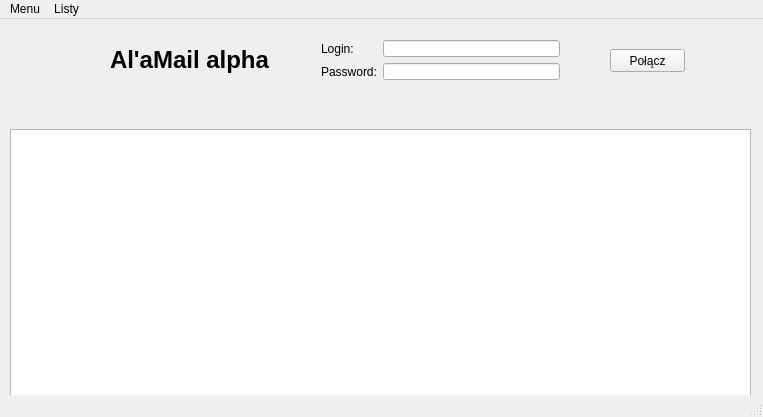
Before: the Qt Designer form mainwindow.ui in Barto-Paja/AlaMail, drawn with Qt 5.
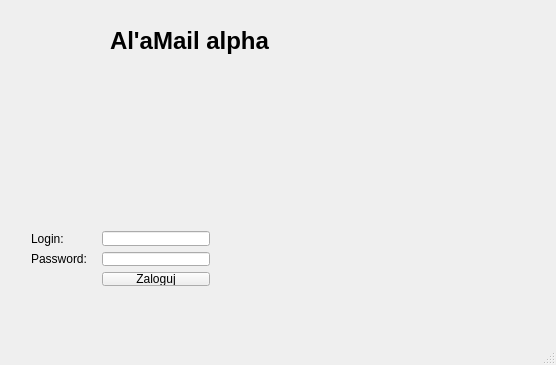
After: the same form once the commit is applied. Icons and pictures are not drawn.

```diff
--- a/mainwindow.ui
+++ b/mainwindow.ui
@@ -6,64 +6,15 @@
    <rect>
     <x>0</x>
     <y>0</y>
-    <width>763</width>
-    <height>417</height>
+    <width>556</width>
+    <height>365</height>
    </rect>
   </property>
   <property name="windowTitle">
    <string>MainWindow</string>
   </property>
   <widget class="QWidget" name="centralWidget">
-   <widget class="QPushButton" name="pushButton">
-    <property name="geometry">
-     <rect>
-      <x>610</x>
-      <y>30</y>
-      <width>75</width>
-      <height>23</height>
-     </rect>
-    </property>
-    <property name="text">
-     <string>Połącz</string>
-    </property>
-   </widget>
-   <widget class="QWidget" name="gridLayoutWidget">
-    <property name="geometry">
-     <rect>
-      <x>310</x>
-      <y>10</y>
-      <width>261</width>
-      <height>61</height>
-     </rect>
-    </property>
-    <layout class="QGridLayout" name="gridLayout">
-     <item row="2" column="1">
-      <widget class="QLineEdit" name="lineEdit_2">
-       <property name="echoMode">
-        <enum>QLineEdit::Password</enum>
-       </property>
-      </widget>
-     </item>
-     <item row="2" column="0">
-      <widget class="QLabel" name="label_2">
-       <property name="text">
-        <string>Password:</string>
-       </property>
-      </widget>
-     </item>
-     <item row="0" column="1">
-      <widget class="QLineEdit" name="lineEdit"/>
-     </item>
-     <item row="0" column="0">
-      <widget class="QLabel" name="label">
-       <property name="text">
-        <string>Login:</string>
-       </property>
-      </widget>
-     </item>
-    </layout>
-   </widget>
-   <widget class="QLabel" name="label_4">
+   <widget class="QLabel" name="icon">
     <property name="geometry">
      <rect>
       <x>10</x>
@@ -87,7 +38,7 @@
      <rect>
       <x>110</x>
       <y>20</y>
-      <width>241</width>
+      <width>181</width>
       <height>41</height>
      </rect>
     </property>
@@ -107,84 +58,61 @@
      <string>Al'aMail alpha</string>
     </property>
    </widget>
-   <widget class="QTableView" name="tableView">
+   <widget class="QWidget" name="gridLayoutWidget">
     <property name="geometry">
      <rect>
-      <x>10</x>
-      <y>110</y>
-      <width>741</width>
-      <height>271</height>
+      <x>20</x>
+      <y>220</y>
+      <width>201</width>
+      <height>77</height>
      </rect>
     </property>
+    <layout class="QGridLayout" name="gridLayout">
+     <item row="1" column="0">
+      <widget class="QLabel" name="label_2">
+       <property name="text">
+        <string>Password:</string>
+       </property>
+      </widget>
+     </item>
+     <item row="1" column="2">
+      <widget class="QLineEdit" name="lineEdit_2">
+       <property name="sizePolicy">
+        <sizepolicy hsizetype="Fixed" vsizetype="Fixed">
+         <horstretch>0</horstretch>
+         <verstretch>0</verstretch>
+        </sizepolicy>
+       </property>
+      </widget>
+     </item>
+     <item row="0" column="2">
+      <widget class="QLineEdit" name="lineEdit">
+       <property name="sizePolicy">
+        <sizepolicy hsizetype="Fixed" vsizetype="Fixed">
+         <horstretch>0</horstretch>
+         <verstretch>0</verstretch>
+        </sizepolicy>
+       </property>
+      </widget>
+     </item>
+     <item row="0" column="0">
+      <widget class="QLabel" name="label">
+       <property name="text">
+        <string>Login:</string>
+       </property>
+      </widget>
+     </item>
+     <item row="2" column="2">
+      <widget class="QPushButton" name="pushButton">
+       <property name="text">
+        <string>Zaloguj</string>
+       </property>
+      </widget>
+     </item>
+    </layout>
    </widget>
   </widget>
   <widget class="QStatusBar" name="statusBar"/>
-  <widget class="QMenuBar" name="menuBar">
-   <property name="geometry">
-    <rect>
-     <x>0</x>
-     <y>0</y>
-     <width>763</width>
-     <height>21</height>
-    </rect>
-   </property>
-   <widget class="QMenu" name="menuMenu">
-    <property name="title">
-     <string>Menu</string>
-    </property>
-   </widget>
-   <widget class="QMenu" name="menuTabele">
-    <property name="title">
-     <string>Listy</string>
-    </property>
-    <widget class="QMenu" name="menuUczniowie">
-     <property name="title">
-      <string>Uczniowie</string>
-     </property>
-     <addaction name="actionKompletna_Lista_Uczni_w"/>
-     <addaction name="actionPodgl_d_Klasy"/>
-     <addaction name="separator"/>
-     <addaction name="actionDodaj_ucznia"/>
-    </widget>
-    <widget class="QMenu" name="menuAdministracyjne">
-     <property name="title">
-      <string>Administracyjne</string>
-     </property>
-     <addaction name="actionSpis_Grup_w_Plac_wce"/>
-    </widget>
-    <addaction name="menuUczniowie"/>
-    <addaction name="actionNauczyciele"/>
-    <addaction name="separator"/>
-    <addaction name="menuAdministracyjne"/>
-   </widget>
-   <addaction name="menuMenu"/>
-   <addaction name="menuTabele"/>
-  </widget>
-  <action name="actionNauczyciele">
-   <property name="text">
-    <string>Nauczyciele</string>
-   </property>
-  </action>
-  <action name="actionKompletna_Lista_Uczni_w">
-   <property name="text">
-    <string>Kompletna Lista Uczniów</string>
-   </property>
-  </action>
-  <action name="actionSpis_Grup_w_Plac_wce">
-   <property name="text">
-    <string>Spis Grup w Placówce</string>
-   </property>
-  </action>
-  <action name="actionPodgl_d_Klasy">
-   <property name="text">
-    <string>Podgląd Klasy</string>
-   </property>
-  </action>
-  <action name="actionDodaj_ucznia">
-   <property name="text">
-    <string>Dodaj ucznia</string>
-   </property>
-  </action>
  </widget>
  <layoutdefault spacing="6" margin="11"/>
  <resources>
```
Left out of the diff: 7 changed lines with no effect on the pictures.
